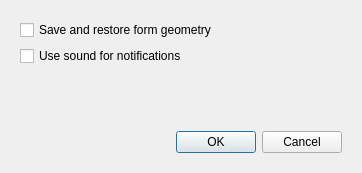
The window that src/app/settings/settings.ui (xvitaly/tuned-switcher) describes before a commit, drawn with Qt 5.
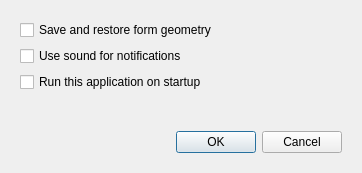
The same window after the commit.

Commit message: Added a new checkbox to the Settings form.

```diff
--- a/src/app/settings/settings.ui
+++ b/src/app/settings/settings.ui
@@ -38,6 +38,13 @@
         </property>
        </widget>
       </item>
+      <item>
+       <widget class="QCheckBox" name="Autorun">
+        <property name="text">
+         <string>Run this application on startup</string>
+        </property>
+       </widget>
+      </item>
       <item>
        <spacer name="VerticalSpacer">
         <property name="orientation">
```
